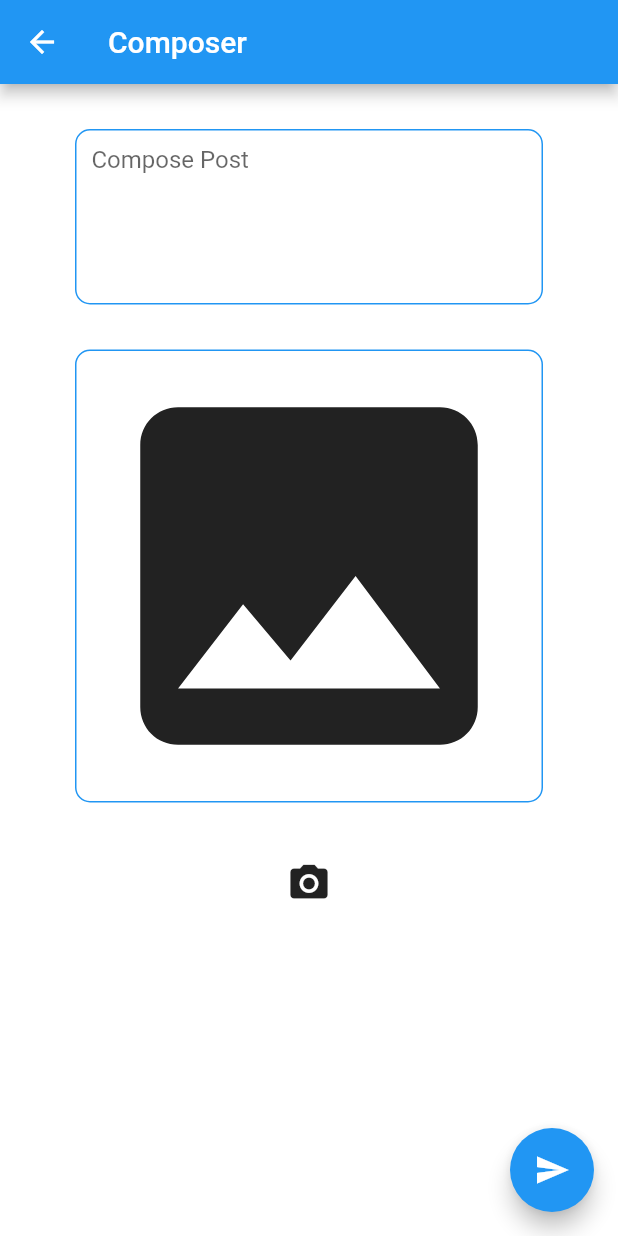
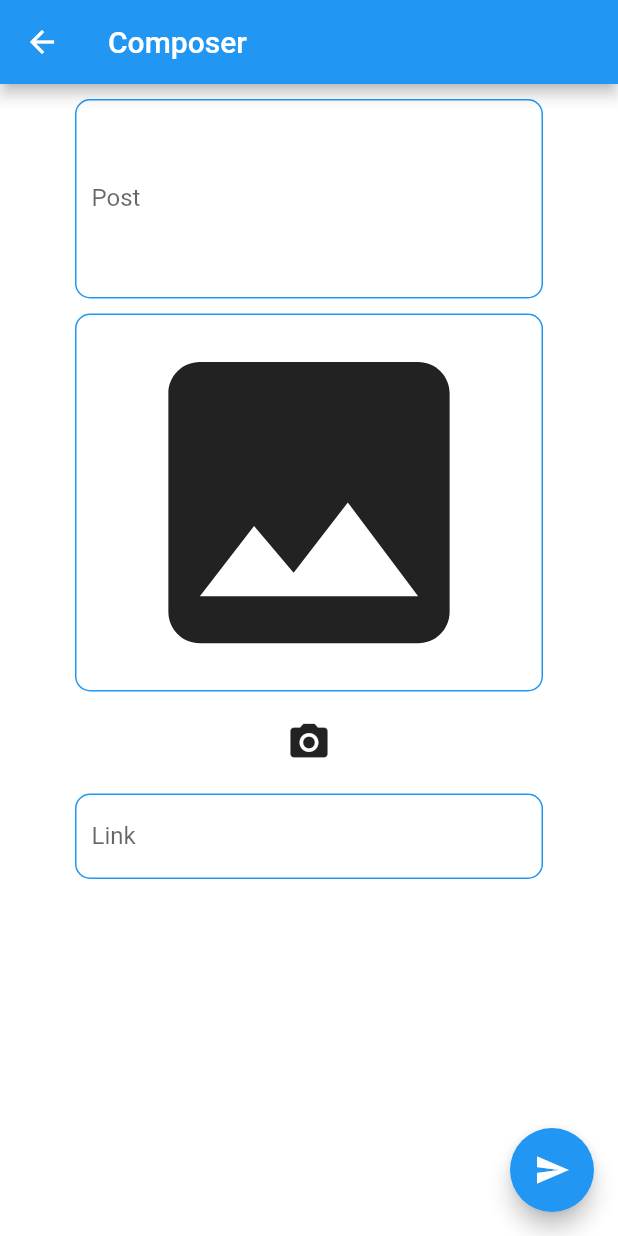
Before and after one commit to nickolasgough/social-cloud-mobile, a Flutter app: the ComposerComponent screen opened by its route, on a phone screen of 412 x 824 dp. Run offline on Flutter 3.47's test engine with Material 2 defaults, Android fonts, the phone set to English and light mode, and no system bars; our stand-ins replace google_sign_in, image_picker; accounts and stored records are empty.

Commit message:
Allow links to be included within posts.

```diff
--- a/lib/components/composer.component.dart
+++ b/lib/components/composer.component.dart
@@ -23,6 +23,7 @@ class _ComposerComponentState extends State<ComposerComponent> {
 
     String _post;
     File _imagefile;
+    String _linkurl;
 
     @override
     Widget build(BuildContext context) {
@@ -37,7 +38,8 @@ class _ComposerComponentState extends State<ComposerComponent> {
                             new Container(
                                 child: new TextField(
                                     decoration: new InputDecoration(
-                                        hintText: "Compose Post",
+                                        labelText: "Post",
+                                        hintText: "Post",
                                         contentPadding: new EdgeInsets.all(10.0),
                                         border: InputBorder.none,
                                     ),
@@ -63,6 +65,27 @@ class _ComposerComponentState extends State<ComposerComponent> {
                                 onPressed: this._pickImage,
                             ),
                         ),
+                        this._buildColumn(
+                            new Container(
+                                child: new TextField(
+                                    decoration: new InputDecoration(
+                                        labelText: "Link",
+                                        hintText: "Link",
+                                        contentPadding: new EdgeInsets.all(10.0),
+                                        border: InputBorder.none,
+                                    ),
+                                    onChanged: (String value) => this._linkurl = value,
+                                ),
+                                decoration: new BoxDecoration(
+                                    border: new Border.all(
+                                        color: Theme.of(context).accentColor,
+                                    ),
+                                    borderRadius: new BorderRadius.all(
+                                        new Radius.circular(10.0),
+                                    ),
+                                ),
+                            ),
+                        ),
                     ],
                 ),
             ),
@@ -83,19 +106,37 @@ class _ComposerComponentState extends State<ComposerComponent> {
             padding: new EdgeInsets.only(
                 left: 50.0,
                 right: 50.0,
-                top: 30.0,
+                top: 10.0,
             ),
         );
     }
 
     Widget _buildPhoto() {
-        Widget child = this._imagefile != null
-            ? this._buildImage()
-            : this._buildDefault();
+        if (this._imagefile == null) {
+            return new Container(
+                child: new Icon(
+                    Icons.photo,
+                    size: 250.0,
+                ),
+                decoration: new BoxDecoration(
+                    border: new Border.all(
+                        color: Theme.of(context).accentColor,
+                    ),
+                    borderRadius: new BorderRadius.all(
+                        new Radius.circular(10.0),
+                    ),
+                ),
+            );
+        }
 
         return new Container(
-            child: child,
+            width: 250.0,
+            height: 250.0,
             decoration: new BoxDecoration(
+                image: new DecorationImage(
+                    fit: BoxFit.contain,
+                    image: new FileImage(this._imagefile),
+                ),
                 border: new Border.all(
                     color: Theme.of(context).accentColor,
                 ),
@@ -103,21 +144,6 @@ class _ComposerComponentState extends State<ComposerComponent> {
                     new Radius.circular(10.0),
                 ),
             ),
-        );
-    }
-
-    Widget _buildImage() {
-        return Image.file(
-            this._imagefile,
-            height: 300.0,
-            width: 300.0,
-        );
-    }
-
-    Widget _buildDefault() {
-        return new Icon(
-            Icons.photo,
-            size: 300.0,
         );
     }
 
@@ -135,7 +161,7 @@ class _ComposerComponentState extends State<ComposerComponent> {
 
         String email = this._profileService.getEmail();
         DateTime now = new DateTime.now();
-        this._postService.createPost(email, this._post, this._imagefile, now).then(
+        this._postService.createPost(email, this._post, this._imagefile, this._linkurl, now).then(
             (success) {
                 Navigator.of(context).pop();
                 if (success) {
--- a/lib/components/notification.component.dart
+++ b/lib/components/notification.component.dart
@@ -71,7 +71,7 @@ class _NotificationComponentState extends State<NotificationComponent> {
     }
 
     Widget _buildConnection(BuildContext context, Notice notice) {
-        String sender = notice.sender;
+        String displayname = notice.displayname;
         String datetime = shortDate(notice.datetime);
 
         Card card = new Card(
@@ -83,7 +83,7 @@ class _NotificationComponentState extends State<NotificationComponent> {
                         title: new Text("Connection Request"),
                         subtitle: new Text(datetime),
                     ),
-                    this._buildBody(new Text("$sender requested to connect with you")),
+                    this._buildBody(new Text("${displayname} requested to connect with you")),
                     new ButtonTheme.bar(
                         child: new ButtonBar(
                             children: <Widget>[
--- a/pubspec.yaml
+++ b/pubspec.yaml
@@ -10,6 +10,7 @@ dependencies:
   cupertino_icons: ^0.1.0
   http: "^0.12.0"
   image_picker: "^0.4.10"
+  url_launcher: "^4.0.1"
 
   firebase_core: "^0.2.5"
   google_sign_in: "^3.2.4"
```
Also changed, not shown: lib/components/edit.component.dart (+17 -2 lines), lib/components/stream.component.dart (+12 -0 lines), lib/services/post.service.dart (+6 -3 lines), lib/services/profile.service.dart (+17 -6 lines), pubspec.lock.
